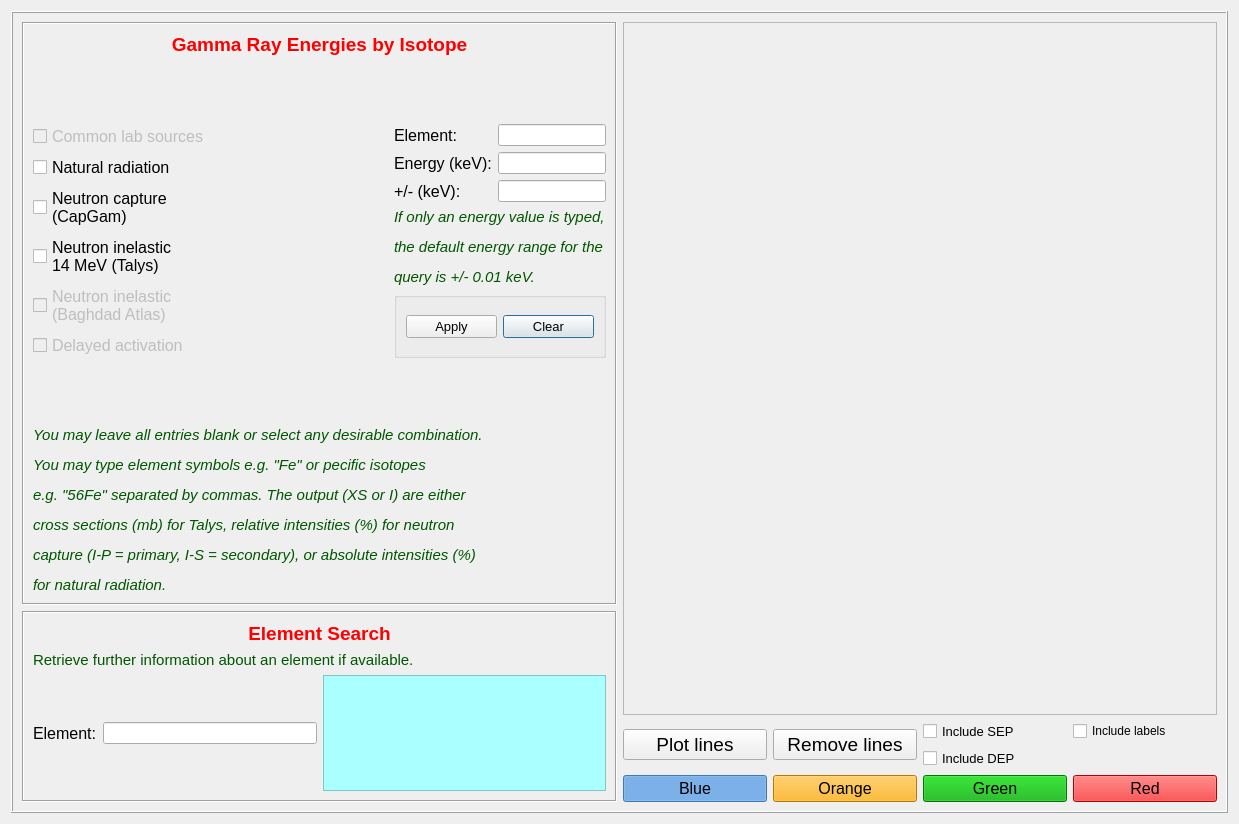
The window that nasagamma/win_isot_id.ui (mauricioAyllon/NASA-gamma) describes before a commit, drawn with Qt 5.
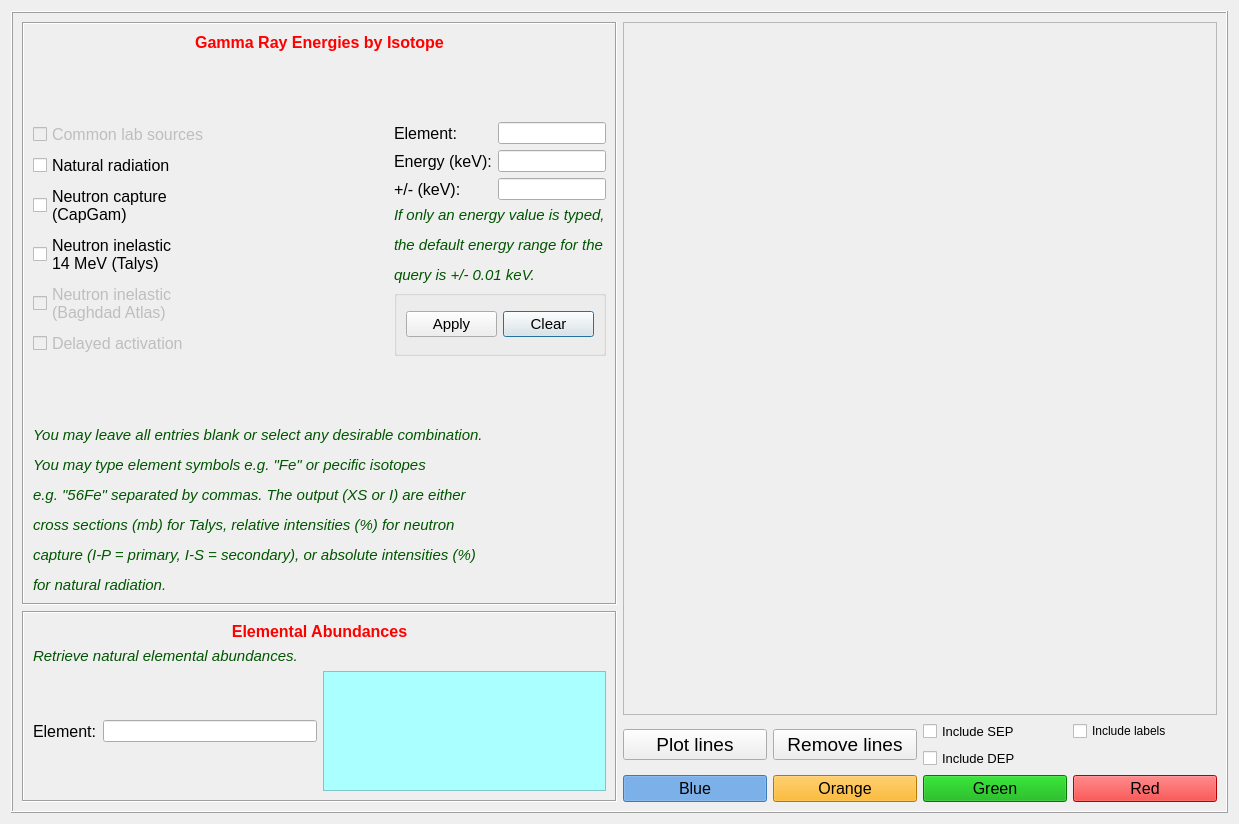
The same window after the commit.

```diff
--- a/nasagamma/win_isot_id.ui
+++ b/nasagamma/win_isot_id.ui
@@ -40,7 +40,7 @@
             </font>
            </property>
            <property name="text">
-            <string>&lt;html&gt;&lt;head/&gt;&lt;body&gt;&lt;p&gt;&lt;span style=&quot; font-weight:600; color:#ff0000;&quot;&gt;Gamma Ray Energies by Isotope&lt;/span&gt;&lt;/p&gt;&lt;/body&gt;&lt;/html&gt;</string>
+            <string>&lt;html&gt;&lt;head/&gt;&lt;body&gt;&lt;p&gt;&lt;span style=&quot; font-size:12pt; font-weight:600; color:#ff0000;&quot;&gt;Gamma Ray Energies by Isotope&lt;/span&gt;&lt;/p&gt;&lt;/body&gt;&lt;/html&gt;</string>
            </property>
            <property name="scaledContents">
             <bool>false</bool>
@@ -226,17 +226,31 @@
            </item>
            <item row="4" column="0" colspan="2">
             <widget class="QGroupBox" name="groupBox">
+             <property name="font">
+              <font>
+               <pointsize>11</pointsize>
+              </font>
+             </property>
              <property name="title">
               <string/>
              </property>
+             <property name="flat">
+              <bool>true</bool>
+             </property>
+             <property name="checkable">
+              <bool>false</bool>
+             </property>
              <layout class="QGridLayout" name="gridLayout_3">
               <item row="0" column="1">
                <widget class="QPushButton" name="isotID_button_clear">
                 <property name="font">
                  <font>
-                  <pointsize>10</pointsize>
+                  <pointsize>11</pointsize>
                  </font>
                 </property>
+                <property name="autoFillBackground">
+                 <bool>false</bool>
+                </property>
                 <property name="text">
                  <string>Clear</string>
                 </property>
@@ -246,7 +260,7 @@
                <widget class="QPushButton" name="isotID_button_apply">
                 <property name="font">
                  <font>
-                  <pointsize>10</pointsize>
+                  <pointsize>11</pointsize>
                  </font>
                 </property>
                 <property name="text">
@@ -525,7 +539,7 @@
 &lt;html&gt;&lt;head&gt;&lt;meta name=&quot;qrichtext&quot; content=&quot;1&quot; /&gt;&lt;style type=&quot;text/css&quot;&gt;
 p, li { white-space: pre-wrap; }
 &lt;/style&gt;&lt;/head&gt;&lt;body style=&quot; font-family:'MS Shell Dlg 2'; font-size:12pt; font-weight:400; font-style:normal;&quot;&gt;
-&lt;p style=&quot; margin-top:12px; margin-bottom:12px; margin-left:0px; margin-right:0px; -qt-block-indent:0; text-indent:0px;&quot;&gt;&lt;span style=&quot; font-size:11pt; color:#005500;&quot;&gt;Retrieve further information about an element if available.&lt;/span&gt;&lt;/p&gt;&lt;/body&gt;&lt;/html&gt;</string>
+&lt;p style=&quot; margin-top:12px; margin-bottom:12px; margin-left:0px; margin-right:0px; -qt-block-indent:0; text-indent:0px;&quot;&gt;&lt;span style=&quot; font-size:11pt; font-style:italic; color:#005500;&quot;&gt;Retrieve natural elemental abundances.&lt;/span&gt;&lt;/p&gt;&lt;/body&gt;&lt;/html&gt;</string>
            </property>
           </widget>
          </item>
@@ -537,7 +551,7 @@
             </font>
            </property>
            <property name="text">
-            <string>&lt;html&gt;&lt;head/&gt;&lt;body&gt;&lt;p&gt;&lt;span style=&quot; font-weight:600; color:#ff0000;&quot;&gt;Element Search&lt;/span&gt;&lt;/p&gt;&lt;/body&gt;&lt;/html&gt;</string>
+            <string>&lt;html&gt;&lt;head/&gt;&lt;body&gt;&lt;p&gt;&lt;span style=&quot; font-size:12pt; font-weight:600; color:#ff0000;&quot;&gt;Elemental Abundances&lt;/span&gt;&lt;/p&gt;&lt;/body&gt;&lt;/html&gt;</string>
            </property>
            <property name="scaledContents">
             <bool>false</bool>
```
Left out of the diff: 6 changed lines with no effect on the pictures.
